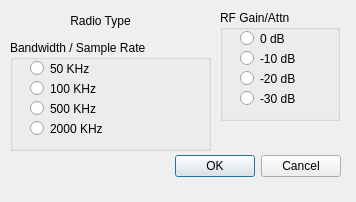
Before: the Qt Designer form gui/sdrsetupdlg.ui in rafael2k/CuteSDR, drawn with Qt 5.
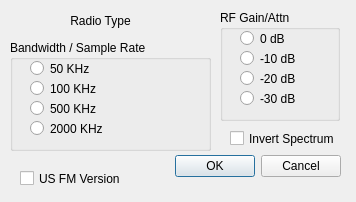
After: the same form once the commit is applied.

The edit to the form file:
```diff
--- a/gui/sdrsetupdlg.ui
+++ b/gui/sdrsetupdlg.ui
@@ -178,6 +178,32 @@
     <set>Qt::AlignCenter</set>
    </property>
   </widget>
+  <widget class="QCheckBox" name="checkBoxInvert">
+   <property name="geometry">
+    <rect>
+     <x>230</x>
+     <y>130</y>
+     <width>121</width>
+     <height>17</height>
+    </rect>
+   </property>
+   <property name="text">
+    <string>Invert Spectrum</string>
+   </property>
+  </widget>
+  <widget class="QCheckBox" name="checkBoxUSFmVer">
+   <property name="geometry">
+    <rect>
+     <x>20</x>
+     <y>170</y>
+     <width>111</width>
+     <height>17</height>
+    </rect>
+   </property>
+   <property name="text">
+    <string>US FM Version</string>
+   </property>
+  </widget>
  </widget>
  <resources/>
  <connections>
```
